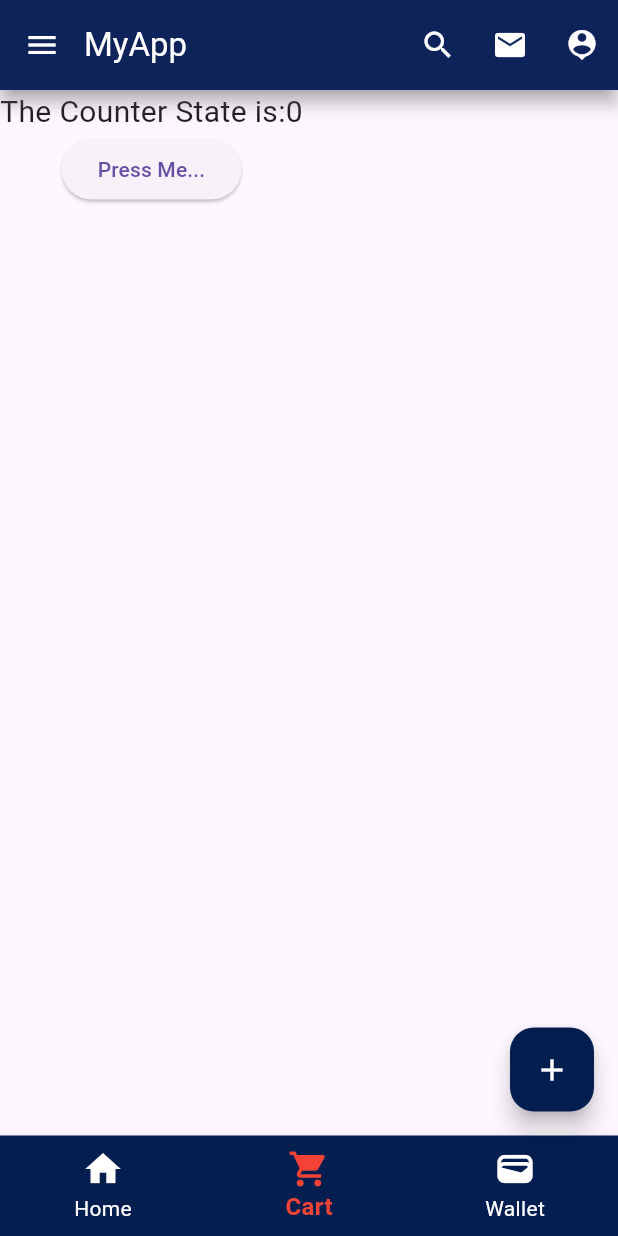
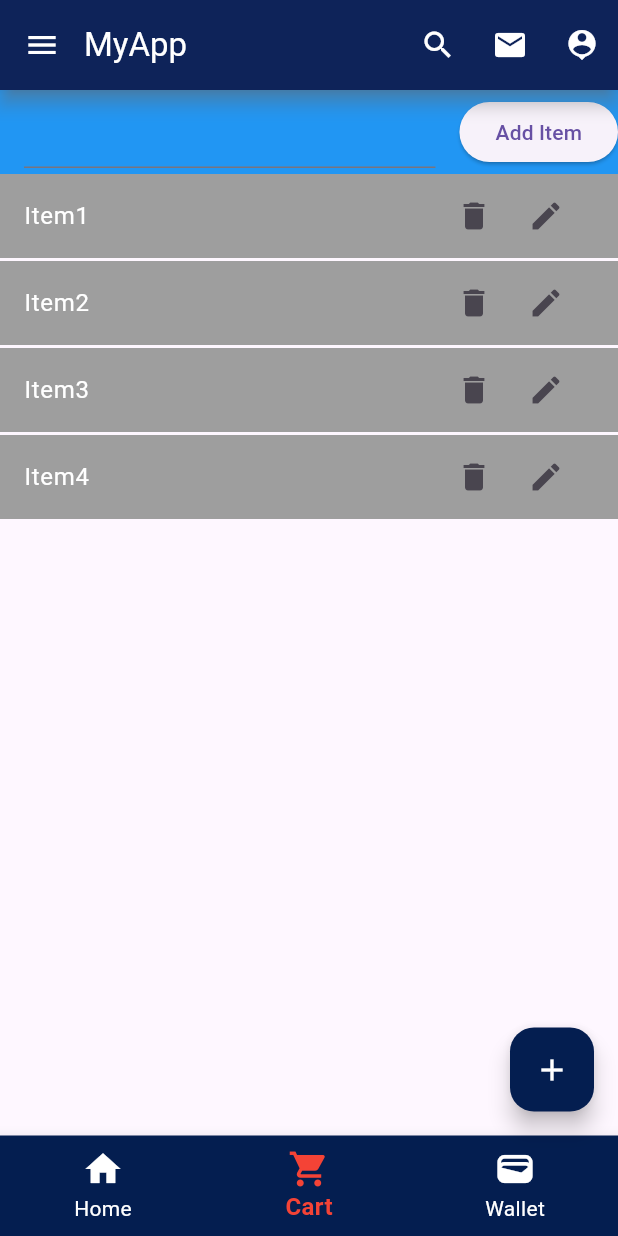
Before and after one commit to devsnayan/my_flutter_app, a Flutter app: the screen it shows after launch, on a phone screen of 412 x 824 dp. Run offline on Flutter 3.47's test engine with Material 3 defaults, Android fonts, the phone set to English and light mode, and no system bars.

Commit message:
EDGE Class 10: List view bulder, dynamiclly add and delete items From ToDoApp

```diff
--- a/lib/Pages/ProfileView.dart
+++ b/lib/Pages/ProfileView.dart
@@ -5,12 +5,11 @@ class ProfileView extends StatelessWidget {
 
   final titleText;
   final subTitleText;
-  final trialText;
+
 
   const ProfileView({super.key,
     required this.titleText,
     required this.subTitleText,
-    required this.trialText,
   });
 
   @override
--- /dev/null
+++ b/lib/Pages/ToDoApp.dart
@@ -0,0 +1,65 @@
+
+
+import 'package:flutter/material.dart';
+
+class TodoApp extends StatefulWidget {
+  const TodoApp({super.key});
+
+  @override
+  State<TodoApp> createState() => _TodoAppState();
+}
+
+class _TodoAppState extends State<TodoApp> {
+  List Item = ["Item1","Item2","Item3","Item4"];
+  TextEditingController titleText = TextEditingController();
+
+
+  @override
+  Widget build(BuildContext context) {
+
+    return Scaffold(
+      appBar: AppBar(
+        backgroundColor: Colors.blue,
+        title:  TextField(
+          controller: titleText,
+
+        ),
+        actions: [
+          ElevatedButton(onPressed: (){
+            setState(() {
+              Item.add(titleText.text);
+            });
+            titleText.clear();
+          }, child: const Text("Add Item"))
+        ],
+      ),
+      body: ListView.builder(
+
+          itemCount: Item.length,
+          itemBuilder:(context,index){
+            return Container(
+              margin: const EdgeInsets.only(bottom: 2.0),
+              child: ListTile(
+                title: Text(Item[index],style: TextStyle(color: Colors.white),),
+                tileColor: Colors.grey,
+                trailing: Row(
+                  mainAxisSize: MainAxisSize.min,
+                  children: [
+                    IconButton(onPressed: (){
+                      setState(() {
+                        Item.removeAt(index);
+                      });
+                    }, icon: Icon(Icons.delete)),
+                    IconButton(onPressed: (){}, icon: Icon(Icons.edit))
+                  ],
+                ),
+              ),
+
+            );
+          }
+      ),
+    );
+
+
+  }
+}
--- a/lib/main.dart
+++ b/lib/main.dart
@@ -1,5 +1,6 @@
 import 'package:flutter/material.dart';
 import 'package:my_flutter_app/Pages/RowContainerWidget.dart';
+import 'package:my_flutter_app/Pages/ToDoApp.dart';
 
 import 'Pages/ContainerWidget.dart';
 import 'Pages/Counter.dart';
@@ -182,12 +183,13 @@ class Home extends StatelessWidget {
       //     ProfileView(
       //       titleText: "Mohammad Nayan",
       //       subTitleText: "Hi",
-      //       trialText: "6:00pm"
       //     ),
       //
       //   ],
       // ),
-      body: CustomCounter(),
+
+      body: TodoApp()
+
     );
   }
 }
```
